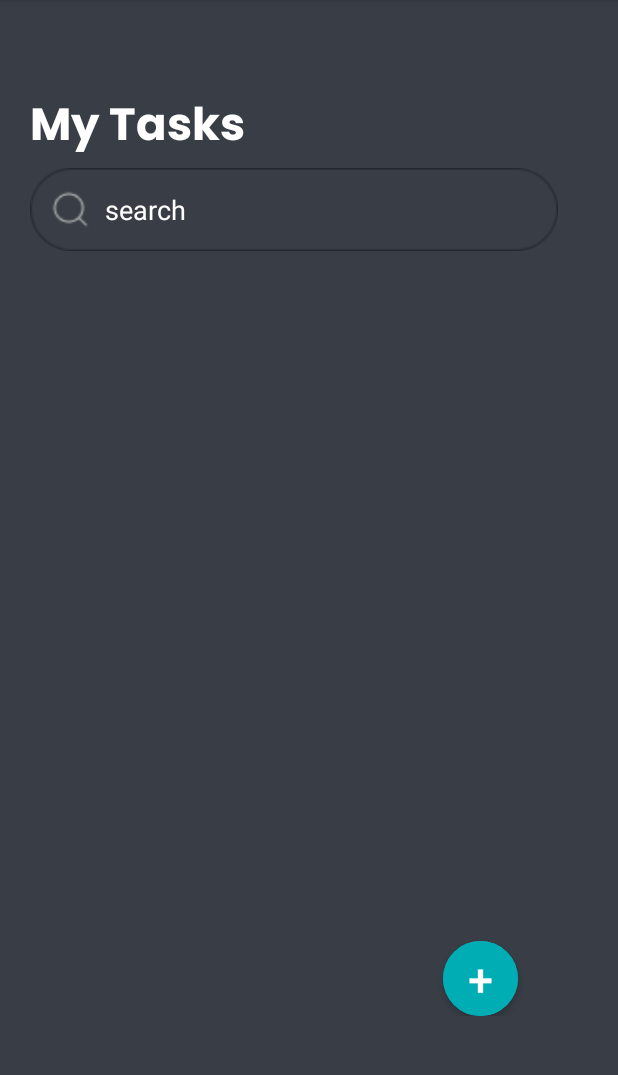
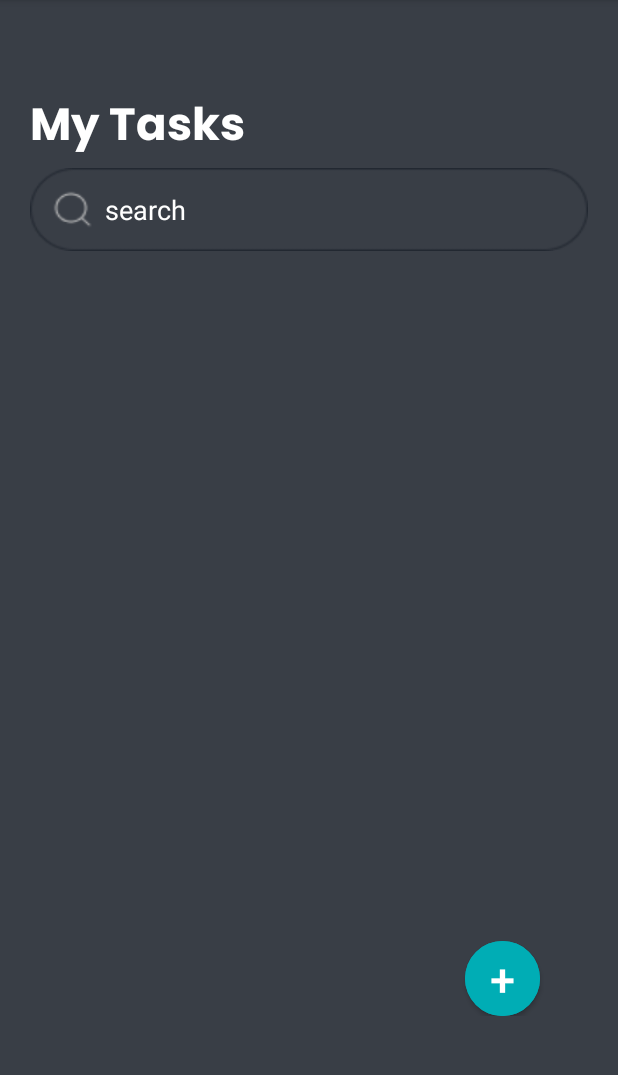
Before and after one commit to TiaraKesuma/Kelompok-Empat, an Android app: the screen it shows after launch (MainActivity), on a phone screen of 412 x 824 dp, the part 84-1159 px from its top. Run offline under Robolectric (Android 15) with nearby library versions, the phone set to English and light mode, and no system bars.

Commit message:
Update layouts

```diff
--- a/app/src/main/res/layout/activity_main.xml
+++ b/app/src/main/res/layout/activity_main.xml
@@ -13,7 +13,6 @@
         android:layout_width="match_parent"
         android:layout_height="wrap_content"
         android:layout_marginTop="40dp"
-        android:layout_marginEnd="20dp"
         android:orientation="vertical">
 
         <FrameLayout
@@ -55,8 +54,8 @@
             android:layout_width="match_parent"
             android:layout_height="wrap_content"
             android:layout_marginTop="20dp">
+
             <include layout="@layout/task_list_content" />
-
         </FrameLayout>
 
         <Button
@@ -69,9 +68,6 @@
             android:text="@string/plus"
             android:textSize="30sp"
             android:layout_marginTop="40dp"
-            android:layout_marginStart="275dp"
-            />
-
+            android:layout_marginStart="290dp" />
     </LinearLayout>
-
 </LinearLayout>
```
